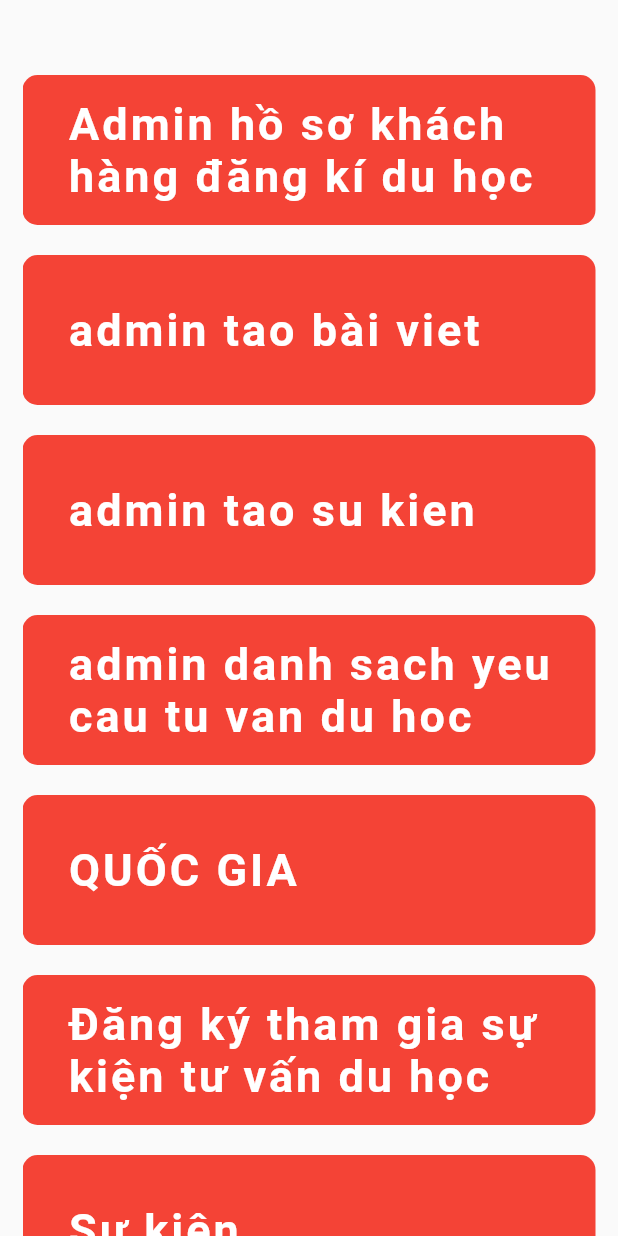
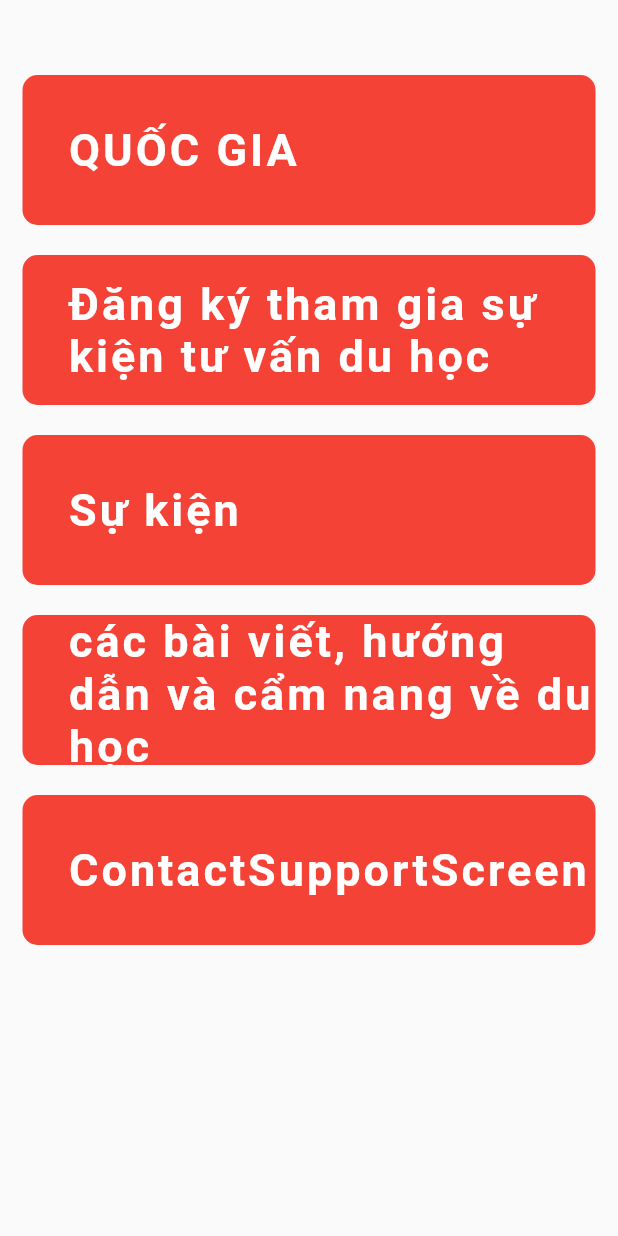
Before and after one commit to tanphuccgl/Study-Abroad-Consultant, a Flutter app: the HomePage screen opened directly, on a phone screen of 412 x 824 dp. Run offline on Flutter 3.47's test engine with Material 2 defaults, Android fonts, the phone set to English and light mode, and no system bars; our stand-ins replace bot_toast, cloud_firestore, equatable, firebase_core, flutter_bloc, get_it and 2 more; accounts and stored records are empty.

Commit message:
check role show element in home page

```diff
--- a/lib/feature/home/pages/home_page.dart
+++ b/lib/feature/home/pages/home_page.dart
@@ -1,12 +1,14 @@
 import 'package:flutter/material.dart';
 import 'package:study_abroad_consultant/router/coordinator.dart';
+import 'package:study_abroad_consultant/utils/user_prefs.dart';
 
 class HomePage extends StatelessWidget {
   const HomePage({super.key});
 
   @override
   Widget build(BuildContext context) {
-    return Scaffold(
+    return UserPrefs().getUser()?.isAdmin == true
+        ? Scaffold(
             body: Padding(
               padding: const EdgeInsets.fromLTRB(15, 50, 15, 0),
               child: ListView(
@@ -36,6 +38,16 @@ class HomePage extends StatelessWidget {
                   const SizedBox(
                     height: 20,
                   ),
+                ],
+              ),
+            ),
+          )
+        : Scaffold(
+            body: Padding(
+              padding: const EdgeInsets.fromLTRB(15, 50, 15, 0),
+              child: ListView(
+                shrinkWrap: true,
+                children: [
                   item("QUỐC GIA", () {
                     XCoordinator.showNation();
                   }),
--- a/lib/feature/login/logic/login_bloc.dart
+++ b/lib/feature/login/logic/login_bloc.dart
@@ -5,6 +5,7 @@ import 'package:get_it/get_it.dart';
 import 'package:study_abroad_consultant/network/domain_manager.dart';
 import 'package:study_abroad_consultant/router/coordinator.dart';
 import 'package:study_abroad_consultant/utils/toast_wrapper.dart';
+import 'package:study_abroad_consultant/utils/user_prefs.dart';
 
 part 'login_state.dart';
 
@@ -35,6 +36,7 @@ class LoginBloc extends Cubit<LoginState> {
       email: state.email,
     );
     if (result.isSuccess) {
+      UserPrefs().saveUser(result.data);
       XCoordinator.showDashboard();
     } else {
       XToast.error("Error");
--- a/lib/main.dart
+++ b/lib/main.dart
@@ -7,6 +7,7 @@ import 'package:study_abroad_consultant/router/app_router.dart';
 import 'package:study_abroad_consultant/router/coordinator.dart';
 import 'package:study_abroad_consultant/router/router_name.dart';
 import 'package:bot_toast/bot_toast.dart';
+import 'package:study_abroad_consultant/utils/user_prefs.dart';
 
 Future<void> main() async {
   WidgetsFlutterBinding.ensureInitialized();
@@ -17,7 +18,7 @@ Future<void> main() async {
     options: DefaultFirebaseOptions.currentPlatform,
   );
 
-  // await UserPrefs.instance.initialize();
+  await UserPrefs.instance.initialize();
   runApp(const MyApp());
 }
 
```
Lines whose indentation alone changed are shown as unchanged.
